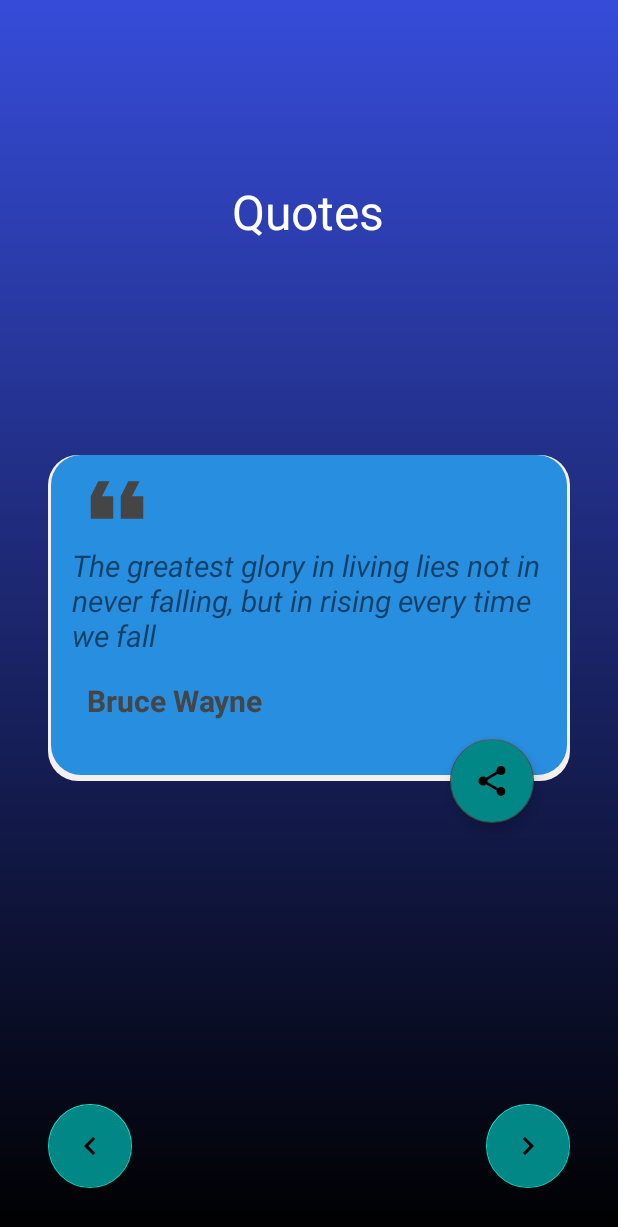
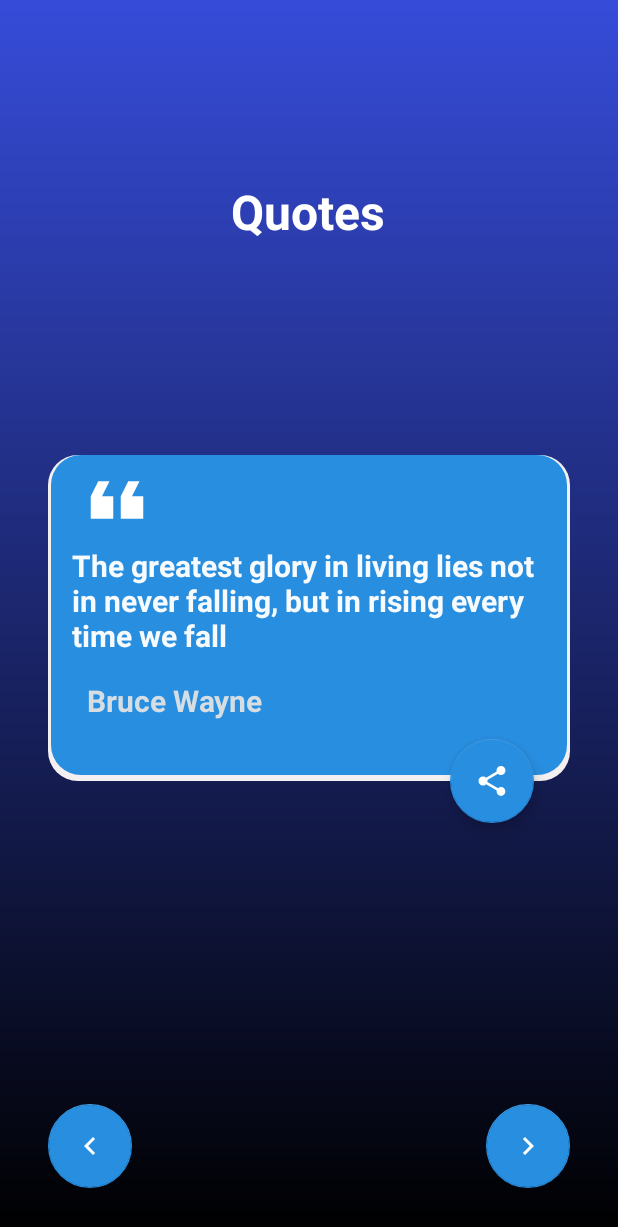
Before and after one commit to Viraj76/Quotes, an Android app: the layout activity_main.xml on its own in the app's theme, with its tools: preview values and no code run, on a phone screen of 412 x 824 dp. Shown: the top 1227 px of the screen. Run offline under Robolectric (Android 15) with nearby library versions, the phone set to English and light mode, and no system bars.

Commit message:
Modifying UI and Some code

```diff
--- a/app/src/main/AndroidManifest.xml
+++ b/app/src/main/AndroidManifest.xml
@@ -7,9 +7,9 @@
         android:allowBackup="true"
         android:dataExtractionRules="@xml/data_extraction_rules"
         android:fullBackupContent="@xml/backup_rules"
-        android:icon="@mipmap/ic_launcher"
+        android:icon="@drawable/quotes"
         android:label="@string/app_name"
-        android:roundIcon="@mipmap/ic_launcher_round"
+        android:roundIcon="@drawable/quotes"
         android:supportsRtl="true"
         android:theme="@style/Theme.Quotes"
         tools:targetApi="31">
--- a/app/src/main/java/com/example/quotes/MainViewModel.kt
+++ b/app/src/main/java/com/example/quotes/MainViewModel.kt
@@ -5,11 +5,11 @@ import androidx.lifecycle.ViewModel
 import com.google.gson.Gson
 import java.nio.charset.Charset
 import java.nio.charset.StandardCharsets.UTF_8
+import kotlin.random.Random
 
 class MainViewModel(val context: Context):ViewModel(){
     private var quoteList :Array<Quotes>  = emptyArray()
-    private var index=0
-
+    private var index= Random.nextInt(0,1000)
     init {
        quoteList=loadQuotesFromAssets()
     }
@@ -24,7 +24,7 @@ class MainViewModel(val context: Context):ViewModel(){
         return gson.fromJson(json,Array<Quotes>::class.java)
     }
 
-    fun getQuote()=quoteList[index]
+    fun getQuote(): Quotes =quoteList[index]
     fun nextQuote()=quoteList[++index]
     fun previousQuote()=quoteList[index--]
 }
--- a/app/src/main/res/layout/activity_main.xml
+++ b/app/src/main/res/layout/activity_main.xml
@@ -15,6 +15,7 @@
         android:layout_height="wrap_content"
         android:text="@string/quotes"
         android:textColor="@color/white"
+        android:textStyle="bold"
         android:textSize="32sp"
         app:layout_constraintBottom_toBottomOf="parent"
         app:layout_constraintEnd_toEndOf="parent"
@@ -43,15 +44,16 @@
             android:scaleX="-1"
             android:scaleY="-1"
             android:src="@drawable/ic_baseline_format_quote_24"
-            app:tint="#454545" />
+            app:tint="#FFFFFF" />
 
         <TextView
             android:id="@+id/tvText"
             android:layout_width="wrap_content"
             android:layout_height="wrap_content"
+            android:textColor="#F8FBFD"
             android:text="@string/the_greatest_glory_in_living_lies_not_in_never_falling_but_in_rising_every_time_we_fall"
             android:textSize="20sp"
-            android:textStyle="italic" />
+            android:textStyle="bold" />
 
         <TextView
             android:id="@+id/tvAuthor"
@@ -59,19 +61,21 @@
             android:layout_height="wrap_content"
             android:layout_marginTop="16dp"
             android:paddingStart="10dp"
-            android:textStyle="bold"
             android:paddingEnd="10dp"
             android:text="@string/bruce_wayne"
-            android:textColor="#454545"
-            android:textSize="20sp" />
+            android:textColor="#D6DEE4"
+            android:textSize="20sp"
+            android:textStyle="bold" />
     </LinearLayout>
         <com.google.android.material.floatingactionbutton.FloatingActionButton
             android:id="@+id/fabPrev"
             android:layout_width="wrap_content"
             android:layout_height="wrap_content"
             android:layout_gravity="bottom|start"
-            android:backgroundTint="@color/teal_700"
+            app:tint="#FFFFFF"
+            android:background="@color/white"
             android:src="@drawable/ic_baseline_chevron_left_24"
+            android:theme="@style/nextFloatingButton"
             app:drawableStartCompat="@drawable/ic_baseline_chevron_left_24"
             app:layout_constraintBottom_toBottomOf="parent"
             app:layout_constraintStart_toStartOf="parent" />
@@ -81,20 +85,22 @@
             android:id="@+id/fabNext"
             android:layout_height="wrap_content"
             android:src="@drawable/ic_baseline_keyboard_arrow_right_24"
+            android:theme="@style/previousFloatingButton"
             android:tint="@color/white"
+            app:tint="#FFFFFF"
             app:layout_constraintBottom_toBottomOf="parent"
-            android:backgroundTint="@color/teal_700"
             app:layout_constraintEnd_toEndOf="parent" />
     <com.google.android.material.floatingactionbutton.FloatingActionButton
         android:id="@+id/floatingActionButton"
         android:layout_width="wrap_content"
         android:layout_height="wrap_content"
         android:layout_marginEnd="24dp"
-        android:backgroundTint="@color/teal_700"
+        android:theme="@style/previousFloatingButton"
         android:clickable="true"
         android:foregroundTint="#FFF"
+        app:tint="#FFFFFF"
         android:onClick="onShare"
-        app:backgroundTint="#454545"
+
         app:layout_constraintBottom_toBottomOf="@+id/linearLayout"
         app:layout_constraintEnd_toEndOf="@+id/linearLayout"
         app:layout_constraintTop_toBottomOf="@+id/linearLayout"
--- a/app/src/main/res/values/colors.xml
+++ b/app/src/main/res/values/colors.xml
@@ -7,4 +7,5 @@
     <color name="teal_700">#FF018786</color>
     <color name="black">#FF000000</color>
     <color name="white">#FFFFFFFF</color>
+    <color name="lightBlue">#288EE0</color>
 </resources>
--- a/app/src/main/res/values/themes.xml
+++ b/app/src/main/res/values/themes.xml
@@ -17,4 +17,10 @@
         <item name="android:windowFullscreen">true</item>
         <item name="android:windowContentOverlay">@null</item>
     </style>
+    <style name="previousFloatingButton">
+        <item name="colorSecondary">@color/lightBlue</item>
+    </style>
+    <style name="nextFloatingButton">
+        <item name="colorSecondary">@color/lightBlue</item>
+    </style>
 </resources>
```
Also changed, not shown: app/src/main/res/drawable/quotes.png (added).
